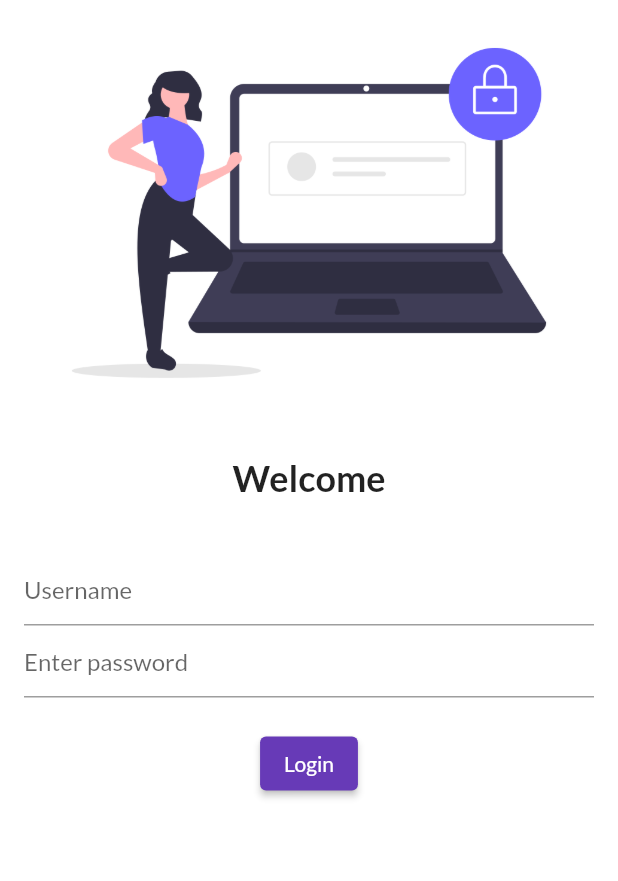
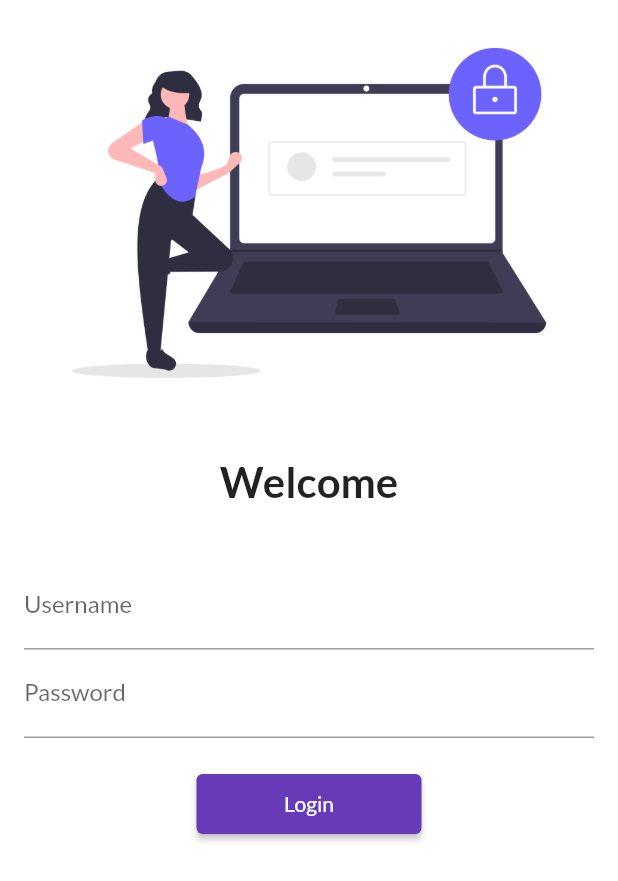
Before and after one commit to sheetal777-glitch/30days-of-flutter-catalog-app, a Flutter app: the screen it shows after launch, on a phone screen of 412 x 824 dp. Shown: the top 881 px of the screen. Run offline on Flutter 3.47's test engine with Material 2 defaults, Android fonts, the phone set to English and light mode, and no system bars; our stand-ins replace google_fonts.

Commit message:
day5 completed

```diff
--- a/lib/main.dart
+++ b/lib/main.dart
@@ -1,5 +1,6 @@
 import 'package:catalog_app/pages/home_page.dart';
 import 'package:catalog_app/pages/login_page.dart';
+import 'package:catalog_app/utils/routes.dart';
 import 'package:flutter/material.dart';
 import 'package:google_fonts/google_fonts.dart';
 
@@ -19,8 +20,8 @@ class MyApp extends StatelessWidget {
       initialRoute: "/",
       routes: {
         "/": (context) => LoginPage(),
-        "/home": (context) => HomePage(),
-        "/login": (context) => LoginPage(),
+        MyRoutes.homeRoute: (context) => HomePage(),
+        MyRoutes.loginRoute: (context) => LoginPage(),
       },
     );
   }
--- a/lib/pages/login_page.dart
+++ b/lib/pages/login_page.dart
@@ -1,3 +1,4 @@
+import 'package:catalog_app/utils/routes.dart';
 import 'package:flutter/material.dart';
 
 class LoginPage extends StatelessWidget {
@@ -5,6 +6,7 @@ class LoginPage extends StatelessWidget {
   Widget build(BuildContext context) {
     return Material(
       color: Colors.white,
+      child: SingleChildScrollView(
         child: Column(
           children: [
             Image.asset(
@@ -15,7 +17,7 @@ class LoginPage extends StatelessWidget {
             Text(
               "Welcome",
               style: TextStyle(
-              fontSize: 24,
+                fontSize: 28,
                 fontWeight: FontWeight.bold,
               ),
             ),
@@ -25,19 +27,27 @@ class LoginPage extends StatelessWidget {
               child: Column(
                 children: [
                   TextFormField(
-                  decoration: InputDecoration(hintText: "Username"),
+                    decoration: InputDecoration(
+                        hintText: "Username", labelText: "Username"),
                   ),
                   TextFormField(
                     obscureText: true,
-                  decoration: InputDecoration(hintText: "Enter password"),
+                    decoration: InputDecoration(
+                        hintText: "Enter password", labelText: "Password"),
                   ),
                   SizedBox(height: 20),
-                ElevatedButton(onPressed: () {}, child: Text("Login")),
-
+                  ElevatedButton(
+                    onPressed: () {
+                      Navigator.pushNamed(context, MyRoutes.homeRoute);
+                    },
+                    child: Text("Login"),
+                    style: TextButton.styleFrom(minimumSize: Size(150, 40)),
+                  ),
                 ],
               ),
-          )
+            ),
           ],
+        ),
       ),
     );
   }
--- /dev/null
+++ b/lib/utils/routes.dart
@@ -0,0 +1,4 @@
+class MyRoutes {
+  static String loginRoute = "/login";
+  static String homeRoute = "/home";
+}
```
Lines whose indentation alone changed are shown as unchanged.
